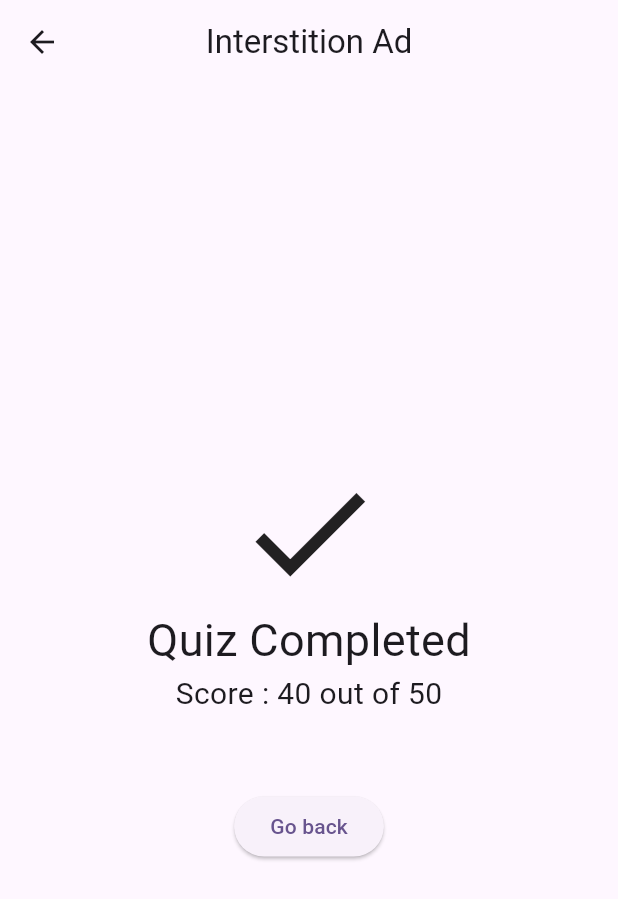
After one commit to efforthye/admob_project, a Flutter app: the screen it shows after launch, after a tap on "Interstitial Ads", on a phone screen of 412 x 824 dp. The commit adds this screen. Shown: the top 899 px of the screen. Run offline on Flutter 3.47's test engine with Material 3 defaults, Android fonts, the phone set to English and light mode, and no system bars; our stand-ins replace google_mobile_ads.

Commit message:
feat: interstitial ad

```diff
--- a/lib/screens/home_screen.dart
+++ b/lib/screens/home_screen.dart
@@ -1,5 +1,6 @@
 import 'package:admob_project/screens/bottom_banner_ad.dart';
 import 'package:admob_project/screens/inline_banner_ad.dart';
+import 'package:admob_project/screens/interstitial_ad_screen.dart';
 import 'package:flutter/material.dart';
 
 class HomeScreen extends StatelessWidget {
@@ -28,6 +29,12 @@ class HomeScreen extends StatelessWidget {
                 },
                 child: const Text('Inline Banner Ads')
             ),
+            ElevatedButton(
+                onPressed: (){
+                  Navigator.push(context, MaterialPageRoute(builder: (context)=>const InterstitialAdScreen()));
+                },
+                child: const Text('Interstitial Ads')
+            ),
           ],
         ),
       ),
--- /dev/null
+++ b/lib/screens/interstitial_ad_screen.dart
@@ -0,0 +1,56 @@
+import 'dart:math';
+
+import 'package:flutter/material.dart';
+
+class InterstitialAdScreen extends StatefulWidget {
+  const InterstitialAdScreen({super.key});
+
+  @override
+  State<InterstitialAdScreen> createState() => _InterstitialAdScreenState();
+}
+
+class _InterstitialAdScreenState extends State<InterstitialAdScreen> {
+  late int score;
+
+  void getMyScore(){
+    setState(() {
+      score = Random().nextInt(51);
+    });
+  }
+
+  @override
+  void initState() {
+    // TODO: implement initState
+    super.initState();
+    getMyScore();
+  }
+
+  @override
+  Widget build(BuildContext context) {
+    return Scaffold(
+      appBar: AppBar(
+        title: const Text('Interstition Ad'),
+        centerTitle: true,
+      ),
+      body: Center(
+        child: Column(
+          mainAxisAlignment: MainAxisAlignment.center,
+          children: [
+            const Icon(Icons.check, size: 100,),
+            const Text('Quiz Completed', style: TextStyle(
+              fontSize: 30,
+            ),),
+            Text('Score : $score out of 50', style: TextStyle(fontSize: 20),),
+            const SizedBox(height: 50,),
+            ElevatedButton(
+              onPressed: (){
+
+              },
+              child: const Text('Go back')
+            )
+          ],
+        ),
+      ),
+    );
+  }
+}
```
